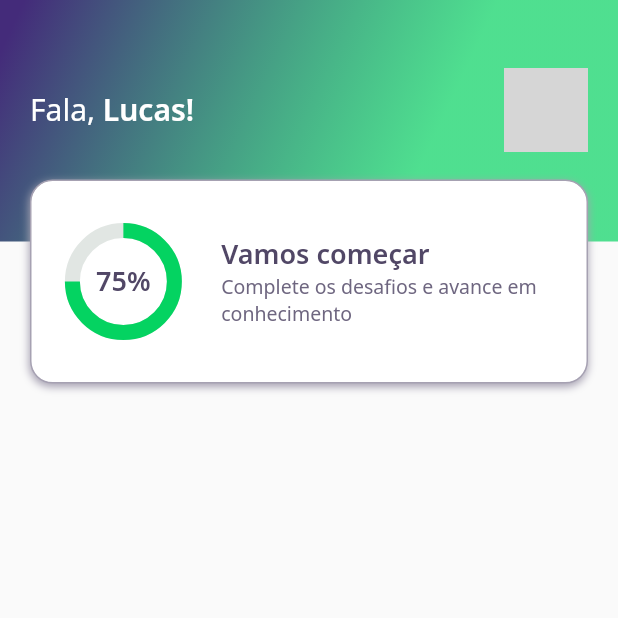
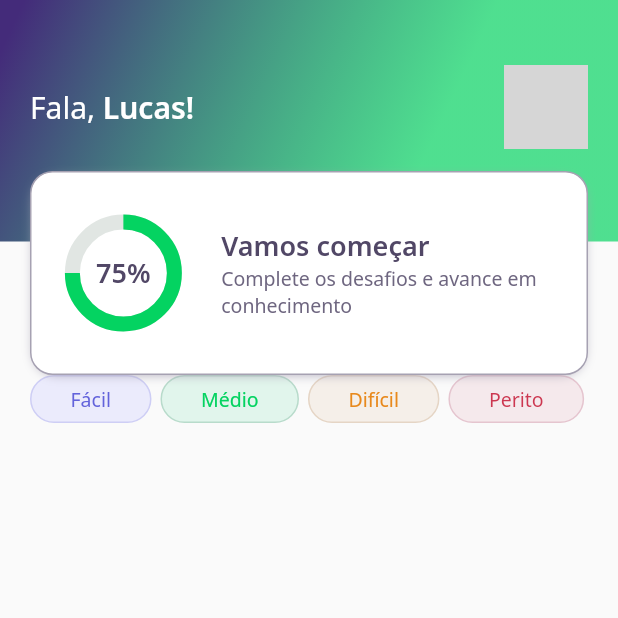
Before and after one commit to LucasHang/devquiz, a Flutter app: the screen it shows after launch, on a phone screen of 412 x 824 dp, the top half of it. Run offline on Flutter 3.47's test engine with Material 2 defaults, Android fonts, the phone set to English and light mode, and no system bars; our stand-ins replace google_fonts; network calls fail; grey boxes are pictures that could not be loaded.

Commit message:
feat: created levelButtonWidget

```diff
--- a/lib/home/home_page.dart
+++ b/lib/home/home_page.dart
@@ -1,4 +1,5 @@
 import 'package:devquiz/home/widgets/appbar/app_bar_widget.dart';
+import 'package:devquiz/home/widgets/level_button/level_button_widget.dart';
 import 'package:flutter/material.dart';
 
 class HomePage extends StatefulWidget {
@@ -13,6 +14,21 @@ class _HomePageState extends State<HomePage> {
   Widget build(BuildContext context) {
     return Scaffold(
       appBar: AppBarWidget(),
+      body: Padding(
+        padding: const EdgeInsets.symmetric(horizontal: 20),
+        child: Wrap(
+          alignment: WrapAlignment.center,
+          runAlignment: WrapAlignment.center,
+          runSpacing: 6,
+          spacing: 6,
+          children: [
+            LevelButtonWidget(label: "Fácil",),
+            LevelButtonWidget(label: "Médio",),
+            LevelButtonWidget(label: "Difícil",),
+            LevelButtonWidget(label: "Perito",),
+          ],
+        ),
+      ),
     );
   }
 }
--- a/lib/home/widgets/appbar/app_bar_widget.dart
+++ b/lib/home/widgets/appbar/app_bar_widget.dart
@@ -16,7 +16,7 @@ class AppBarWidget extends PreferredSize {
             decoration: BoxDecoration(
               gradient: AppGradients.linear
             ),
-            padding: const EdgeInsets.only(left: 20, right: 20, bottom: 15),
+            padding: const EdgeInsets.only(left: 20, right: 20, bottom: 18),
             child: Row(
               mainAxisAlignment: MainAxisAlignment.spaceBetween,
               children: [
@@ -49,7 +49,7 @@ class AppBarWidget extends PreferredSize {
           ),
 
           Align(
-            alignment: Alignment(0.0, 1.1),
+            alignment: Alignment(0.0, 1.0),
             child: ScoreCardWidget(),
           )
         ]
--- /dev/null
+++ b/lib/home/widgets/level_button/level_button_widget.dart
@@ -0,0 +1,62 @@
+import 'package:devquiz/core/app_colors.dart';
+import 'package:devquiz/core/app_text_styles.dart';
+import 'package:flutter/material.dart';
+import 'package:google_fonts/google_fonts.dart';
+
+class LevelButtonWidget extends StatelessWidget {
+  final String label;
+  LevelButtonWidget({
+    Key? key,
+    required this.label
+  }) : assert(["Fácil", "Médio", "Difícil", "Perito"].contains(label)) , super(key: key);
+
+  final config = {
+    "Fácil": {
+      "color": AppColors.levelButtonFacil,
+      "borderColor": AppColors.levelButtonBorderFacil,
+      "fontColor": AppColors.levelButtonTextFacil,
+    },
+    "Médio": {
+      "color": AppColors.levelButtonMedio,
+      "borderColor": AppColors.levelButtonBorderMedio,
+      "fontColor": AppColors.levelButtonTextMedio,
+    },
+    "Difícil": {
+      "color": AppColors.levelButtonDificil,
+      "borderColor": AppColors.levelButtonBorderDificil,
+      "fontColor": AppColors.levelButtonTextDificil,
+    },
+    "Perito": {
+      "color": AppColors.levelButtonPerito,
+      "borderColor": AppColors.levelButtonBorderPerito,
+      "fontColor": AppColors.levelButtonTextPerito,
+    },
+  };
+
+  Color get color => config[label]!['color']!;
+  Color get borderColor => config[label]!['borderColor']!;
+  Color get fontColor => config[label]!['fontColor']!;
+
+  @override
+  Widget build(BuildContext context) {
+    return Container(
+      child: Padding(
+        padding: const EdgeInsets.symmetric(horizontal: 26, vertical: 6),
+        child: Text(
+          label,
+          style: GoogleFonts.notoSans(
+            color: fontColor,
+            fontSize: 13,
+          )
+        ),
+      ),
+      decoration: BoxDecoration(
+        color: color,
+        border: Border.fromBorderSide(BorderSide(
+          color: borderColor,
+        )),
+        borderRadius: BorderRadius.circular(28),
+      ),
+    );
+  }
+}
--- a/lib/home/widgets/score_card/score_card_widget.dart
+++ b/lib/home/widgets/score_card/score_card_widget.dart
@@ -23,9 +23,9 @@ class ScoreCardWidget extends StatelessWidget {
           boxShadow: [
             BoxShadow(
               color: AppColors.lightGrey,
-              blurRadius: 4,
+              blurRadius: 6,
               offset: Offset.fromDirection(1.6, 2.0),
-              spreadRadius: 0
+              spreadRadius: -3
             )
           ]
         ),
```
